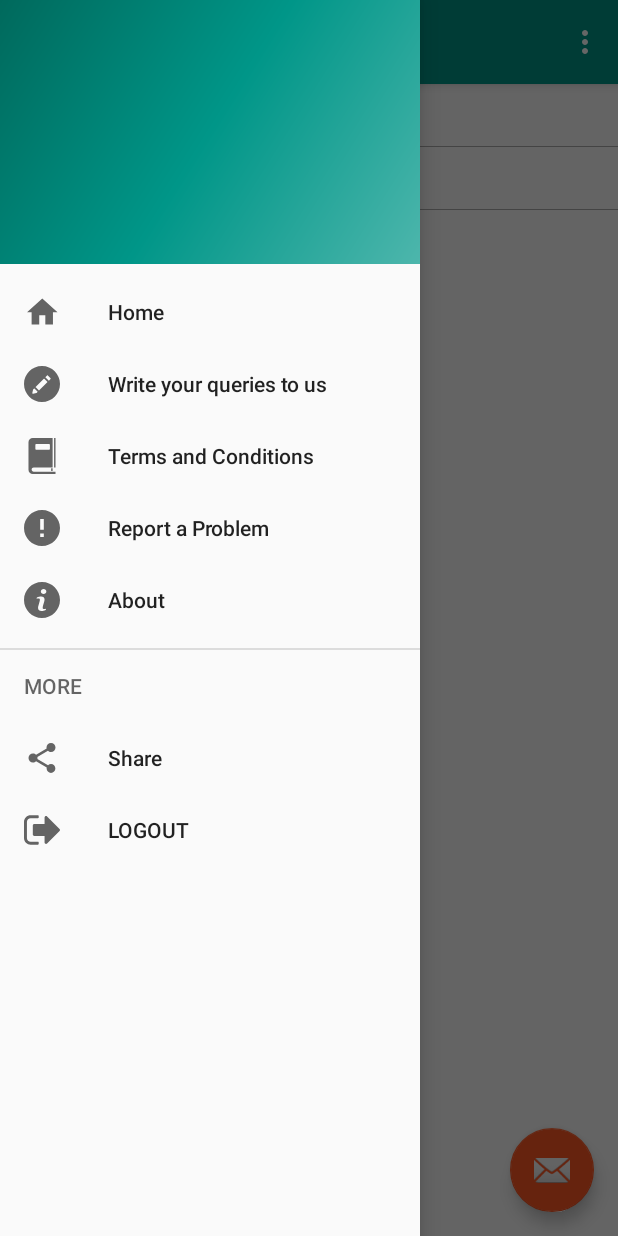
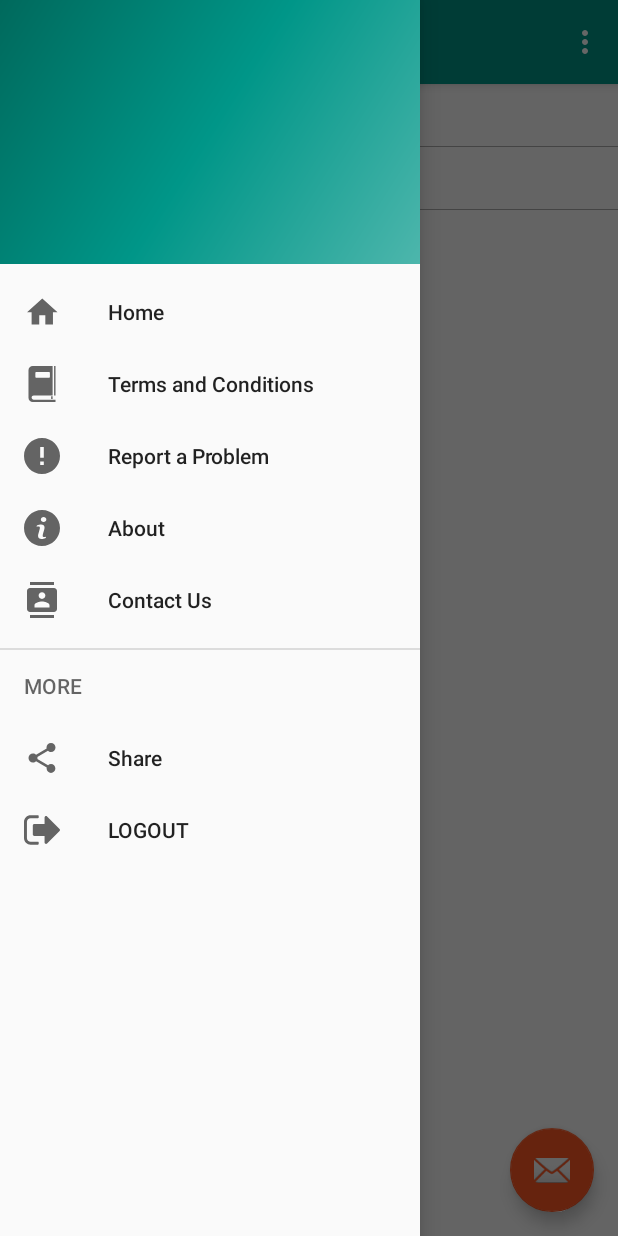
Before and after one commit to Arpanjparasar/ITInterview, an Android app: the screen it shows after launch once a user with an empty profile is signed in (HomeScreen), with the side drawer open, on a phone screen of 412 x 824 dp. Run offline under Robolectric (Android 15) with nearby library versions, the phone set to English and light mode, and no system bars; our stand-ins replace Firebase (no records; nobody signed in at launch, a user with empty details on screens opened directly), Volley; 3 statements that could not run were skipped.

Commit message:
dynamic display of about and contact us , UI updated, Database modification

```diff
--- a/app/src/main/res/drawable-v21/ic_edit.xml
+++ b/app/src/main/res/drawable-v21/ic_edit.xml
@@ -1,4 +1,9 @@
-<vector android:height="24dp" android:viewportHeight="300"
-    android:viewportWidth="300" android:width="24dp" xmlns:android="http://schemas.android.com/apk/res/android">
-    <path android:fillColor="#000" android:pathData="M149.996,0C67.157,0 0.001,67.161 0.001,149.997S67.157,300 149.996,300s150.003,-67.163 150.003,-150.003S232.835,0 149.996,0zM221.302,107.945l-14.247,14.247l-29.001,-28.999l-11.002,11.002l29.001,29.001l-71.132,71.126l-28.999,-28.996L84.92,186.328l28.999,28.999l-7.088,7.088l-0.135,-0.135c-0.786,1.294 -2.064,2.238 -3.582,2.575l-27.043,6.03c-0.405,0.091 -0.817,0.135 -1.224,0.135c-1.476,0 -2.91,-0.581 -3.973,-1.647c-1.364,-1.359 -1.932,-3.322 -1.512,-5.203l6.027,-27.035c0.34,-1.517 1.286,-2.798 2.578,-3.582l-0.137,-0.137L192.3,78.941c1.678,-1.675 4.404,-1.675 6.082,0.005l22.922,22.917C222.982,103.541 222.982,106.267 221.302,107.945z"/>
+<vector xmlns:android="http://schemas.android.com/apk/res/android"
+    android:width="24dp"
+    android:height="24dp"
+    android:viewportWidth="24.0"
+    android:viewportHeight="24.0">
+    <path
+        android:fillColor="#FF000000"
+        android:pathData="M20,0L4,0v2h16L20,0zM4,24h16v-2L4,22v2zM20,4L4,4c-1.1,0 -2,0.9 -2,2v12c0,1.1 0.9,2 2,2h16c1.1,0 2,-0.9 2,-2L22,6c0,-1.1 -0.9,-2 -2,-2zM12,6.75c1.24,0 2.25,1.01 2.25,2.25s-1.01,2.25 -2.25,2.25S9.75,10.24 9.75,9 10.76,6.75 12,6.75zM17,17L7,17v-1.5c0,-1.67 3.33,-2.5 5,-2.5s5,0.83 5,2.5L17,17z"/>
 </vector>
--- a/app/src/main/res/layout/content_activity_homescreen.xml
+++ b/app/src/main/res/layout/content_activity_homescreen.xml
@@ -9,4 +9,6 @@
     android:id="@+id/content"
     tools:showIn="@layout/app_bar_activity_homescreen">
 
+
+
 </android.support.constraint.ConstraintLayout>
--- a/app/src/main/res/menu/activity_homescreen_drawer.xml
+++ b/app/src/main/res/menu/activity_homescreen_drawer.xml
@@ -9,10 +9,7 @@
             android:id="@+id/nav_home"
             android:icon="@drawable/ic_home"
             android:title="Home" />
-        <item
-            android:id="@+id/nav_queries"
-            android:icon="@drawable/ic_edit"
-            android:title="Write your queries to us" />
+
         <item
             android:id="@+id/nav_terms"
             android:icon="@drawable/ic_terms"
@@ -28,10 +25,15 @@
             android:id="@+id/nav_about"
             android:icon="@drawable/ic_about"
             android:title="About" />
+        <item
+            android:id="@+id/nav_contactus"
+            android:icon="@drawable/ic_edit"
+            android:title="Contact Us" />
     </group>
 
     <item android:title="MORE">
         <menu>
+
             <item
                 android:id="@+id/nav_share"
                 android:icon="@drawable/ic_menu_share"
```
Also changed, not shown: app/src/main/java/itinterview/arpan/com/itinterview/activity/HomeScreen.java (+15 -22 lines), app/src/main/java/itinterview/arpan/com/itinterview/fragment/ContactUsFragment.java (added, +49 -0 lines), app/src/main/java/itinterview/arpan/com/itinterview/listener/FetchContactUs.java (added, +10 -0 lines), app/src/main/java/itinterview/arpan/com/itinterview/utility/FireBaseUtility.java (+23 -0 lines), app/src/main/res/layout/contact_us_activity.xml (added, +57 -0 lines).
